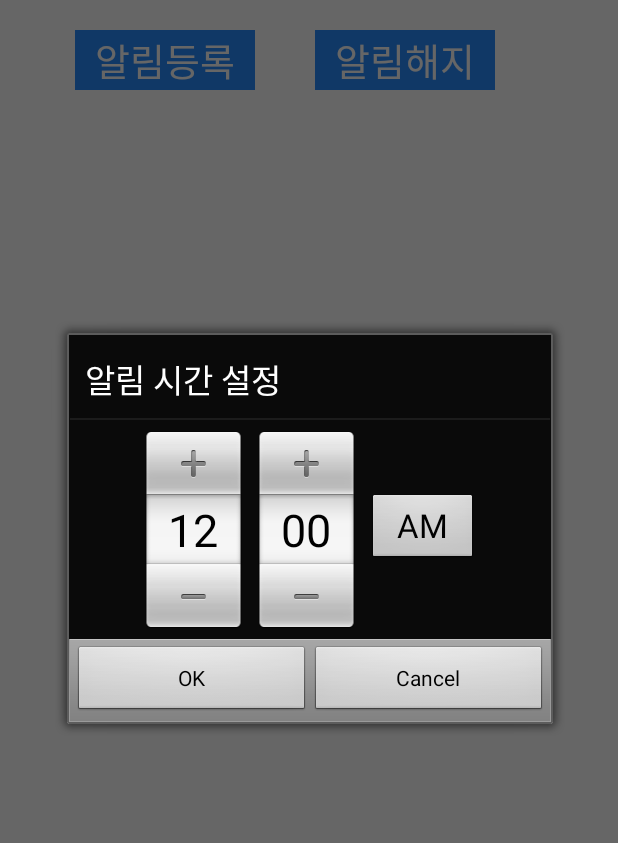
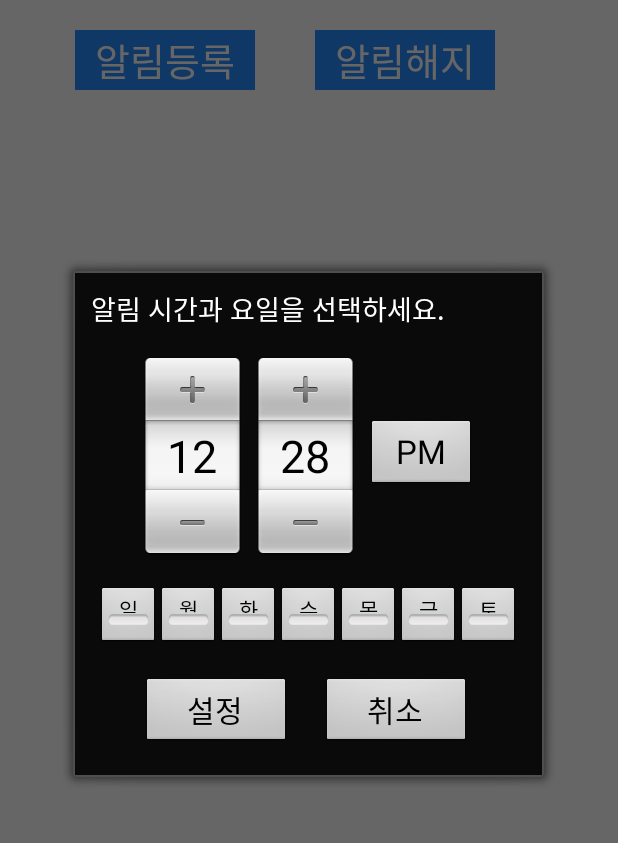
Before and after one commit to MobileCloudClass2015/MusikUp, an Android app: the AlarmActivity screen opened directly, with no data from a screen before it, after a tap on "알림등록", on a phone screen of 412 x 824 dp, the part 90-933 px from its top. Run offline under Robolectric (Android 15) with nearby library versions, the phone set to English and light mode, and no system bars.

Commit message:
Create set TimePicker and DayPicker Dialog.

```diff
--- a/Client/Musikup/app/src/main/AndroidManifest.xml
+++ b/Client/Musikup/app/src/main/AndroidManifest.xml
@@ -12,8 +12,8 @@
         <uses-permission android:name="android.permission.WRITE_EXTERNAL_STORAGE" />
 
 
-        <uses-permission android:name="android.permission.WAKE_LOCK"></uses-permission>
-        <receiver  android:process=":remote" android:name=".AlarmReceiver"></receiver>
+        <uses-permission android:name="android.permission.WAKE_LOCK"/>
+        <receiver  android:process=":remote" android:name=".AlarmReceiver"/>
 
         <activity
             android:name=".MainActivity"
--- a/Client/Musikup/app/src/main/java/kr/ac/kookmin/cs/musikup/AlarmActivity.java
+++ b/Client/Musikup/app/src/main/java/kr/ac/kookmin/cs/musikup/AlarmActivity.java
@@ -3,26 +3,28 @@ package kr.ac.kookmin.cs.musikup;
 import android.app.Activity;
 import android.app.AlarmManager;
 import android.app.Dialog;
-import android.app.TimePickerDialog;
+import android.content.Context;
 import android.os.Bundle;
 import android.view.View;
 import android.widget.Button;
 import android.widget.TextView;
 import android.widget.TimePicker;
+import android.widget.Toast;
 
 import java.util.Calendar;
 
 
 public class AlarmActivity extends Activity {
     AlarmManager mAlarmMgr;
-
+    Dialog customDialog;
+    TimePicker timePicker;
     private Button setAlarmBtn, cancelAlarmBtn;
     private TextView mTimeDisplay;
 
-    private int mHour;
-    private int mMinute;
+    private int mHour, mMinute;
 
-    static final int TIME_DIALOG_ID = 0;
+    //static final int TIME_DIALOG_ID = 0;
+    final Context mContext = this;
 
     @Override
     protected void onCreate(Bundle savedInstanceState) {
@@ -31,13 +33,41 @@ public class AlarmActivity extends Activity {
         mAlarmMgr = (AlarmManager)getSystemService(ALARM_SERVICE);
 
         mTimeDisplay = (TextView)findViewById(R.id.timePick);
+
         setAlarmBtn = (Button)findViewById(R.id.setAlarmButton);
         setAlarmBtn.setOnClickListener(new View.OnClickListener() {
 
             @Override
             public void onClick(View v) {
                 // TODO Auto-generated method stub
-                showDialog(TIME_DIALOG_ID);
+                //showDialog(TIME_DIALOG_ID);
+                showMessage("알림버튼누름");
+
+
+                customDialog = new Dialog(mContext);
+                customDialog.setContentView(R.layout.custom_dialog);
+                customDialog.setTitle("알림 시간과 요일을 선택하세요.");
+
+                timePicker = (TimePicker) customDialog.findViewById(R.id.timePicker);
+
+                Button setBtn = (Button)customDialog.findViewById(R.id.setBtn);
+                setBtn.setOnClickListener(new View.OnClickListener() {
+                    @Override
+                    public void onClick(View v) {
+                        timePicker.setOnTimeChangedListener(mTimeChangedListener); //set time, day, music
+                        customDialog.dismiss();
+                    }
+                });
+
+                Button exitBtn = (Button)customDialog.findViewById(R.id.cancelBtn);
+                exitBtn.setOnClickListener(new View.OnClickListener() {
+                    @Override
+                    public void onClick(View v) {
+                        customDialog.dismiss();
+                    }
+                });
+                customDialog.show();
+
             }
         });
 
@@ -60,12 +90,10 @@ public class AlarmActivity extends Activity {
             return "0" + String.valueOf(c);
     }
 
-    private TimePickerDialog.OnTimeSetListener mTimeSetListener =
-            new TimePickerDialog.OnTimeSetListener() {
-
+    private TimePicker.OnTimeChangedListener mTimeChangedListener=
+            new TimePicker.OnTimeChangedListener(){
                 @Override
-                public void onTimeSet(TimePicker view, int hourOfDay, int minute) {
-                    // TODO Auto-generated method stub
+                public void onTimeChanged(TimePicker view, int hourOfDay, int minute) {
                     mHour = hourOfDay;
                     mMinute = minute;
 
@@ -73,14 +101,31 @@ public class AlarmActivity extends Activity {
                 }
             };
 
-    @Override
-    protected Dialog onCreateDialog(int id){
-        switch (id) {
-            case TIME_DIALOG_ID:
-                TimePickerDialog mTimPickerDialog = new TimePickerDialog(this, mTimeSetListener, mHour, mMinute, false);
-                mTimPickerDialog.setTitle("알림 시간 설정");
-                return mTimPickerDialog;
-        }
-        return null;
+//    private TimePickerDialog.OnTimeSetListener mTimeSetListener =
+//            new TimePickerDialog.OnTimeSetListener() {
+//
+//                @Override
+//                public void onTimeSet(TimePicker view, int hourOfDay, int minute) {
+//                    // TODO Auto-generated method stub
+//                    mHour = hourOfDay;
+//                    mMinute = minute;
+//
+//                    updateDisplay();
+//                }
+//            };
+
+//    @Override
+//    protected Dialog onCreateDialog(int id){
+//        switch (id) {
+//            case TIME_DIALOG_ID:
+//                TimePickerDialog mTimPickerDialog = new TimePickerDialog(this, mTimeSetListener, mHour, mMinute, false);
+//                mTimPickerDialog.setTitle("알림 시간 설정");
+//                return mTimPickerDialog;
+//        }
+//        return null;
+//    }
+
+    private void showMessage(String msg) {
+        Toast.makeText(getApplicationContext(), msg, Toast.LENGTH_SHORT).show();
     }
 }
--- a/Client/Musikup/app/src/main/res/layout/activity_alarm.xml
+++ b/Client/Musikup/app/src/main/res/layout/activity_alarm.xml
@@ -50,4 +50,6 @@
         android:id="@+id/timePick"
         android:layout_below="@+id/cancelAlarmButton"
         android:layout_marginTop="20dp"/>
+
+
 </RelativeLayout>
--- /dev/null
+++ b/Client/Musikup/app/src/main/res/layout/custom_dialog.xml
@@ -0,0 +1,100 @@
+<?xml version="1.0" encoding="utf-8"?>
+<LinearLayout xmlns:android="http://schemas.android.com/apk/res/android"
+    android:orientation="vertical" android:layout_width="310dp"
+    android:layout_height="280dp">
+
+    <TimePicker
+        android:layout_gravity="center_horizontal"
+        android:id="@+id/timePicker"
+        android:layout_width="wrap_content"
+        android:layout_height="wrap_content" >
+    </TimePicker>
+
+    <LinearLayout
+        android:layout_marginTop="20dp"
+        android:layout_width="wrap_content"
+        android:layout_height="wrap_content"
+        android:layout_gravity="center_horizontal"
+        android:gravity="center"
+        android:orientation="horizontal" >
+
+        <ToggleButton
+            android:id="@+id/toggle_sun"
+            android:layout_width="40dp"
+            android:layout_height="40dp"
+            android:textAppearance="?android:attr/textAppearanceSmall"
+            android:textOff="일"
+            android:textOn="일" />
+
+        <ToggleButton
+            android:id="@+id/toggle_mon"
+            android:layout_width="40dp"
+            android:layout_height="40dp"
+            android:textAppearance="?android:attr/textAppearanceSmall"
+            android:textOff="월"
+            android:textOn="월" />
+
+        <ToggleButton
+            android:id="@+id/toggle_tue"
+            android:layout_width="40dp"
+            android:layout_height="40dp"
+            android:textAppearance="?android:attr/textAppearanceSmall"
+            android:textOff="화"
+            android:textOn="화" />
+
+        <ToggleButton
+            android:id="@+id/toggle_wed"
+            android:layout_width="40dp"
+            android:layout_height="40dp"
+            android:textAppearance="?android:attr/textAppearanceSmall"
+            android:textOff="수"
+            android:textOn="수" />
+
+        <ToggleButton
+            android:id="@+id/toggle_thu"
+            android:layout_width="40dp"
+            android:layout_height="40dp"
+            android:textAppearance="?android:attr/textAppearanceSmall"
+            android:textOff="목"
+            android:textOn="목" />
+
+        <ToggleButton
+            android:id="@+id/toggle_fri"
+            android:layout_width="40dp"
+            android:layout_height="40dp"
+            android:textAppearance="?android:attr/textAppearanceSmall"
+            android:textOff="금"
+            android:textOn="금" />
+
+        <ToggleButton
+            android:id="@+id/toggle_sat"
+            android:layout_width="40dp"
+            android:layout_height="40dp"
+            android:textAppearance="?android:attr/textAppearanceSmall"
+            android:textOff="토"
+            android:textOn="토" />
+    </LinearLayout>
+
+    <LinearLayout
+        android:layout_width="223dp"
+        android:layout_height="47dp"
+        android:orientation="horizontal"
+        android:layout_gravity="center_horizontal"
+        android:layout_marginTop="20dp">
+
+        <Button
+            android:id="@+id/setBtn"
+            android:layout_width="100dp"
+            android:layout_height="match_parent"
+            android:text="설정"
+            android:textSize="20dp"/>
+
+        <Button
+            android:id="@+id/cancelBtn"
+            android:layout_width="100dp"
+            android:layout_height="match_parent"
+            android:layout_marginLeft="20dp"
+            android:text="취소"
+            android:textSize="20dp"/>
+        </LinearLayout>
+</LinearLayout>
```
Also changed, not shown: Client/Musikup/app/src/main/java/kr/ac/kookmin/cs/musikup/AlarmReceiver.java (+76 -3 lines), Client/Musikup/app/src/main/java/kr/ac/kookmin/cs/musikup/CustomDialog.java (added, +11 -0 lines), Client/Musikup/app/src/main/java/kr/ac/kookmin/cs/musikup/MyService.java (added, +34 -0 lines).
